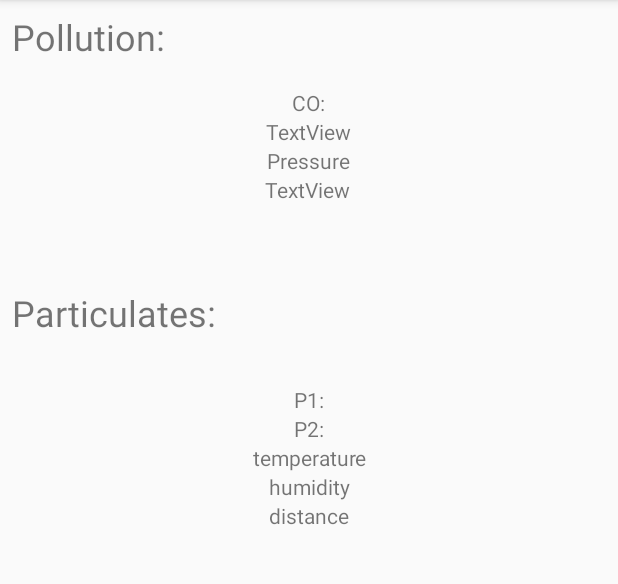
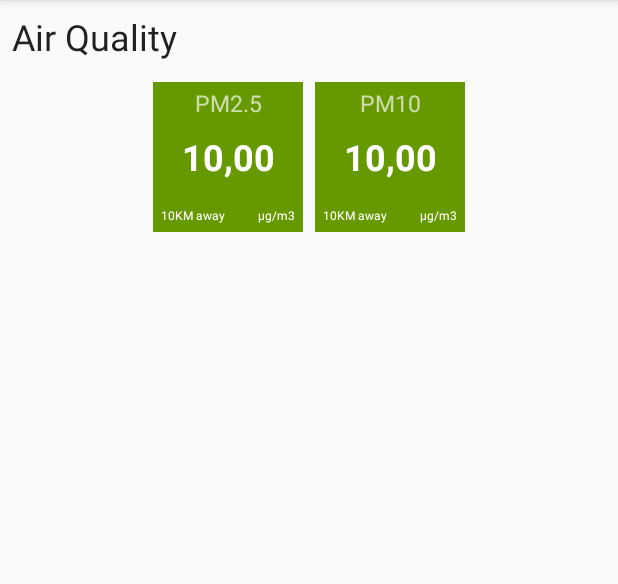
Before and after one commit to bedawi/Smog, an Android app: the screen it shows after launch (MainActivity), on a phone screen of 412 x 824 dp, the part 84-668 px from its top. Run offline under Robolectric (Android 15) with nearby library versions, the phone set to English and light mode, and no system bars; our stand-ins replace ButterKnife; 1 statement that could not run was skipped.

Commit message:
New GUI and lots of fixes

```diff
--- a/app/src/main/java/de/benjamindahlhoff/smog/Data/FeinstaubStation.java
+++ b/app/src/main/java/de/benjamindahlhoff/smog/Data/FeinstaubStation.java
@@ -16,8 +16,8 @@ public class FeinstaubStation {
     private double mHumidity;
     private double mTemperature;
     private Position mPosition;
-    private ArrayList<Double> mP1Values = new ArrayList<>();
-    private ArrayList<Double> mP2Values = new ArrayList<>();
+    private ArrayList<Double> mPM10Values = new ArrayList<>();
+    private ArrayList<Double> mPM25Values = new ArrayList<>();
     private double mP1Mean;
     private double mP2Mean;
     private int mMaxMicro;
@@ -65,35 +65,35 @@ public class FeinstaubStation {
         mPosition = position;
     }
 
-    public ArrayList<Double> getP1Values() {
-        return mP1Values;
+    public ArrayList<Double> getPM10Values() {
+        return mPM10Values;
     }
 
-    public void addP1Value(double p1Value) {
-        mP1Values.add(p1Value);
+    public void addPM10Value(double p1Value) {
+        mPM10Values.add(p1Value);
     }
 
-    public ArrayList<Double> getP2Values() {
-        return mP2Values;
+    public ArrayList<Double> getPM25Values() {
+        return mPM25Values;
     }
 
-    public void addP2Value(double p2Value) {
-        mP2Values.add(p2Value);
+    public void addPM25Value(double p2Value) {
+        mPM25Values.add(p2Value);
     }
 
-    public double getP1Mean() {
+    public double getPM10Mean() {
         return Math.round(mP1Mean*100.0)/100.0;
     }
 
-    public void setP1Mean(double p1Mean) {
+    public void setPM10Mean(double p1Mean) {
         mP1Mean = p1Mean;
     }
 
-    public double getP2Mean() {
+    public double getPM25Mean() {
         return Math.round(mP2Mean*100.0)/100.0;
     }
 
-    public void setP2Mean(double p2Mean) {
+    public void setPM25Mean(double p2Mean) {
         mP2Mean = p2Mean;
     }
 
@@ -131,15 +131,15 @@ public class FeinstaubStation {
 
     public void calculateMeanValues() {
         double p1Sum = 0;
-        for (int i = 0; i < mP1Values.size(); i++) {
-            p1Sum = p1Sum + mP1Values.get(i);
+        for (int i = 0; i < mPM10Values.size(); i++) {
+            p1Sum = p1Sum + mPM10Values.get(i);
         }
-        mP1Mean = p1Sum / mP1Values.size();
+        mP1Mean = p1Sum / mPM10Values.size();
 
         double p2Sum = 0;
-        for (int i = 0; i < mP1Values.size(); i++) {
-            p2Sum = p2Sum + mP2Values.get(i);
+        for (int i = 0; i < mPM10Values.size(); i++) {
+            p2Sum = p2Sum + mPM25Values.get(i);
         }
-        mP2Mean = p2Sum / mP2Values.size();
+        mP2Mean = p2Sum / mPM25Values.size();
     }
 }
--- a/app/src/main/java/de/benjamindahlhoff/smog/Data/FeinstaubStations.java
+++ b/app/src/main/java/de/benjamindahlhoff/smog/Data/FeinstaubStations.java
@@ -26,7 +26,11 @@ public class FeinstaubStations {
     public FeinstaubStations() {
     }
 
-    public void AddDataToStation(JSONObject stationData) {
+    public void clear() {
+        mStations.clear();
+    }
+
+    public void addDataToStation(JSONObject stationData) {
         try {
             // create a temporary station
             FeinstaubStation tempStation;
@@ -47,7 +51,6 @@ public class FeinstaubStations {
                 // got from the JSON object before:
                 tempStation = new FeinstaubStation();
                 tempStation.setLocationId(stationId);
-                Log.v(TAG, "Creating station with ID: "+stationId);
             }
 
             // Extract the position:
@@ -75,10 +78,10 @@ public class FeinstaubStations {
                     case "temperature"  : tempStation.setTemperature
                             (tempMeasurementsObject.getDouble("value"));
                         break;
-                    case "P1"           : tempStation.addP1Value
+                    case "P1"           : tempStation.addPM10Value
                             (tempMeasurementsObject.getDouble("value"));
                         break;
-                    case "P2"           : tempStation.addP2Value
+                    case "P2"           : tempStation.addPM25Value
                             (tempMeasurementsObject.getDouble("value"));
                         break;
                     case "max_micro"    : tempStation.setMaxMicro
@@ -90,6 +93,12 @@ public class FeinstaubStations {
                     case "samples"      : tempStation.setSamples
                             (tempMeasurementsObject.getInt("value"));
                         break;
+                    /*
+                    default:    Log.v(TAG, "Unknown value: "
+                            + tempMeasurementsObject.getString("value_type")
+                            + ": "
+                            + tempMeasurementsObject.getString("value"));
+                            */
                 }
 
                 //tmpValues[j] = particulatesValues;
--- a/app/src/main/java/de/benjamindahlhoff/smog/UI/MainActivity.java
+++ b/app/src/main/java/de/benjamindahlhoff/smog/UI/MainActivity.java
@@ -19,6 +19,7 @@ import android.widget.Toast;
 import org.json.JSONArray;
 import org.json.JSONException;
 import org.json.JSONObject;
+
 import java.io.IOException;
 
 import butterknife.BindView;
@@ -48,15 +49,17 @@ public class MainActivity extends AppCompatActivity {
     // Feinstaub
     private FeinstaubStations mFeinstaubStations = new FeinstaubStations();
 
-    // Views for Carbonmonoxide:
-    @BindView(R.id.coValueView) TextView mCoValueView;
-    @BindView(R.id.coPrecisionView) TextView mCoPrecisionView;
-    @BindView(R.id.coPressureView) TextView mCoPressureView;
-    @BindView(R.id.p1ValueView) TextView mP1ValueView;
-    @BindView(R.id.p2ValueView) TextView mP2ValueView;
-    @BindView(R.id.humidityView) TextView mHumidityView;
-    @BindView(R.id.temperatureValueView) TextView mTemperatureView;
-    @BindView(R.id.distanceView) TextView mDistanceView;
+    //@BindView(R.id.coValueView) TextView mCoValueView;
+    //@BindView(R.id.coPrecisionView) TextView mCoPrecisionView;
+    //@BindView(R.id.coPressureView) TextView mCoPressureView;
+    @BindView(R.id.pm25ValueView) TextView mPM25ValueView;
+    @BindView(R.id.pm25DistanceView) TextView mPM25DistanceView;
+    @BindView(R.id.pm10ValueView) TextView mPM10ValueView;
+    @BindView(R.id.pm10DistanceView) TextView mPM10DistanceView;
+    //@BindView(R.id.p2ValueView) TextView mP2ValueView;
+    //@BindView(R.id.humidityView) TextView mHumidityView;
+    //@BindView(R.id.temperatureValueView) TextView mTemperatureView;
+    //@BindView(R.id.distanceView) TextView mDistanceView;
     @BindView(R.id.reloadButton) Button mReloadButton;
 
     @Override
@@ -77,7 +80,16 @@ public class MainActivity extends AppCompatActivity {
             }
         });
 
-        pullFromServer("http://api.openweathermap.org/pollution/v1/co/" + mCurrentPosition.getLatitude()+ "," + mCurrentPosition.getLongitude()+ "/current.json?appid="+getString(R.string.openweathermap), "CO_from_OpenWeatherMap");
+        // Quick and dirty. Fix later.
+        // Necessary because there are not enough stations avaiable and API will not return
+        // anything with precise coordinates given.
+        double lat = mCurrentPosition.getLatitude();
+        int latInt = (int) lat;
+
+        double longi = mCurrentPosition.getLongitude();
+        int longInt = (int) longi;
+
+        pullFromServer("http://api.openweathermap.org/pollution/v1/co/" + latInt + "," + longInt + "/current.json?appid="+getString(R.string.openweathermap), "CO_from_OpenWeatherMap");
         pullFromServer("http://api.luftdaten.info/static/v1/data.json", "Feinstaub_from_LuftdatenInfo");
 
 
@@ -108,6 +120,7 @@ public class MainActivity extends AppCompatActivity {
 
 
     private void pullFromServer(String url, final String service) {
+        Log.v(TAG, "URL: "+ url);
         if (isNetworkAvailable()) {
             OkHttpClient client = new OkHttpClient();
             Request request = new Request.Builder()
@@ -177,9 +190,9 @@ public class MainActivity extends AppCompatActivity {
                 @Override
                 public void run() {
                     //Math.round(mPollution.getCarbonMonoxide().getCarbonMonoxideVolumeMixingRatio() *100.0)/100.0
-                    mCoValueView.setText(getString(R.string.mixingRatio)+": "+ String.valueOf(Math.round(mPollution.getCarbonMonoxide().getCarbonMonoxideVolumeMixingRatio()*1000000000))+ " ppb");
-                    mCoPrecisionView.setText(String.valueOf(mPollution.getCarbonMonoxide().getMeasurementPrecision()));
-                    mCoPressureView.setText(getString(R.string.pressure)+" "+ String.valueOf(mPollution.getCarbonMonoxide().getAtmosphericPressure())+" hPa");
+                    //mCoValueView.setText(getString(R.string.mixingRatio)+": "+ String.valueOf(Math.round(mPollution.getCarbonMonoxide().getCarbonMonoxideVolumeMixingRatio()*1000000000))+ " ppb");
+                    //mCoPrecisionView.setText(String.valueOf(mPollution.getCarbonMonoxide().getMeasurementPrecision()));
+                    //mCoPressureView.setText(getString(R.string.pressure)+" "+ String.valueOf(mPollution.getCarbonMonoxide().getAtmosphericPressure())+" hPa");
                 }
             });
         }
@@ -188,8 +201,9 @@ public class MainActivity extends AppCompatActivity {
             JSONArray ParticulatesData = new JSONArray(data);
 
             // Lets loop through the data and add the stations to the List.
+            mFeinstaubStations.clear();
             for (int i = 0; i<ParticulatesData.length(); i++) {
-                mFeinstaubStations.AddDataToStation(ParticulatesData.getJSONObject(i));
+                mFeinstaubStations.addDataToStation(ParticulatesData.getJSONObject(i));
             }
             mFeinstaubStations.sortByDistance();
             mFeinstaubStations.calculateMeans();
@@ -197,11 +211,15 @@ public class MainActivity extends AppCompatActivity {
             runOnUiThread(new Runnable() {
                 @Override
                 public void run() {
-                    mP1ValueView.setText("PM10: "+ String.valueOf(mFeinstaubStations.getStationByIndex(0).getP1Mean())+ " µg/m³");
-                    mP2ValueView.setText("PM2,5: "+ String.valueOf(mFeinstaubStations.getStationByIndex(0).getP2Mean())+ " µg/m³");
-                    mTemperatureView.setText("Temp: "+ String.valueOf(mFeinstaubStations.getStationByIndex(0).getTemperature()) +"°C");
-                    mHumidityView.setText("Humidity: "+ String.valueOf(mFeinstaubStations.getStationByIndex(0).getHumidity()));
-                    mDistanceView.setText("Distance: "+String.valueOf(mFeinstaubStations.getStationByIndex(0).getDistance()) +" KM");
+                    //mP1ValueView.setText("PM10: "+ String.valueOf(mFeinstaubStations.getStationByIndex(0).getPM10Mean())+ " µg/m³");
+                    mPM25ValueView.setText(String.valueOf(mFeinstaubStations.getStationByIndex(0).getPM25Mean()));
+                    mPM25DistanceView.setText(String.valueOf(mFeinstaubStations.getStationByIndex(0).getDistance()) + " "+"KM" +" "+ getString(R.string.away));
+
+                    mPM10ValueView.setText(String.valueOf(mFeinstaubStations.getStationByIndex(0).getPM10Mean()));
+                    mPM10DistanceView.setText(String.valueOf(mFeinstaubStations.getStationByIndex(0).getDistance()) + " "+"KM" +" "+ getString(R.string.away));
+
+                    //mTemperatureView.setText("Temp: "+ String.valueOf(mFeinstaubStations.getStationByIndex(0).getTemperature()) +"°C");
+                    //mHumidityView.setText("Humidity: "+ String.valueOf(mFeinstaubStations.getStationByIndex(0).getHumidity()));
 
                 }
             });
--- a/app/src/main/res/layout/activity_main.xml
+++ b/app/src/main/res/layout/activity_main.xml
@@ -12,110 +12,16 @@
     tools:context="de.benjamindahlhoff.smog.UI.MainActivity">
 
     <TextView
-        android:text="@string/particulates"
-        android:layout_width="match_parent"
+        android:text="@string/air_quality"
+        android:layout_width="wrap_content"
         android:layout_height="wrap_content"
-        android:layout_marginTop="56dp"
-        android:id="@+id/textView2"
-        android:textSize="24sp"
-        android:layout_below="@+id/coPrecisionView"
-        android:layout_centerHorizontal="true"/>
-
-
-
-    <TextView
-        android:text="P1:"
-        android:layout_width="match_parent"
-        android:layout_height="wrap_content"
-        android:layout_marginTop="32dp"
-        android:id="@+id/p1ValueView"
-        android:layout_below="@+id/textView2"
-        android:layout_centerHorizontal="true"
-        android:textAlignment="center"/>
-
-    <TextView
-        android:text="P2:"
-        android:layout_width="match_parent"
-        android:layout_height="wrap_content"
-        android:id="@+id/p2ValueView"
-        android:layout_below="@+id/p1ValueView"
+        android:id="@+id/headingTextView"
+        android:layout_centerVertical="true"
         android:layout_alignParentLeft="true"
         android:layout_alignParentStart="true"
-        android:textAlignment="center"/>
+        android:layout_alignParentTop="true"
+        android:textAppearance="@style/TextAppearance.AppCompat.Headline"/>
 
-    <TextView
-        android:text="temperature"
-        android:layout_width="match_parent"
-        android:layout_height="wrap_content"
-        android:id="@+id/temperatureValueView"
-        android:textAlignment="center"
-        android:layout_below="@+id/p2ValueView"
-        android:layout_alignParentLeft="true"
-        android:layout_alignParentStart="true"/>
-
-    <TextView
-        android:text="humidity"
-        android:layout_width="match_parent"
-        android:layout_height="wrap_content"
-        android:id="@+id/humidityView"
-        android:textAlignment="center"
-        android:layout_below="@+id/temperatureValueView"
-        android:layout_alignParentLeft="true"
-        android:layout_alignParentStart="true"/>
-
-    <TextView
-        android:text="distance"
-        android:layout_width="match_parent"
-        android:layout_height="wrap_content"
-        android:id="@+id/distanceView"
-        android:layout_below="@+id/humidityView"
-        android:layout_centerHorizontal="true"
-        android:textAlignment="center"/>
-
-    <TextView
-        android:text="@string/pollution"
-        android:layout_width="match_parent"
-        android:layout_height="wrap_content"
-        android:layout_alignParentTop="true"
-        android:layout_alignParentLeft="true"
-        android:layout_alignParentStart="true"
-        android:id="@+id/textView4"
-        android:textSize="24sp"
-        />
-
-    <TextView
-        android:text="CO:"
-        android:layout_width="wrap_content"
-        android:layout_height="wrap_content"
-        android:id="@+id/textView"
-        android:layout_below="@+id/textView4"
-        android:layout_centerHorizontal="true"
-        android:layout_marginTop="18dp"/>
-
-    <TextView
-        android:text="TextView"
-        android:layout_width="wrap_content"
-        android:layout_height="wrap_content"
-        android:id="@+id/coValueView"
-        android:layout_below="@+id/textView"
-        android:layout_centerHorizontal="true"/>
-
-    <TextView
-        android:text="Pressure"
-        android:layout_width="wrap_content"
-        android:layout_height="wrap_content"
-        android:id="@+id/coPressureView"
-        android:layout_below="@+id/coValueView"
-        android:layout_centerHorizontal="true"/>
-
-    <TextView
-        android:text="TextView"
-        android:layout_width="wrap_content"
-        android:layout_height="wrap_content"
-        android:id="@+id/coPrecisionView"
-        android:layout_below="@+id/coPressureView"
-        android:layout_alignRight="@+id/coPressureView"
-        android:layout_alignEnd="@+id/coPressureView"/>
 
     <Button
         android:text="@string/reload"
@@ -126,6 +32,153 @@
         android:layout_alignParentStart="true"
         android:id="@+id/reloadButton"
         style="@style/Widget.AppCompat.Button.Colored"
-        android:background="@color/colorPrimaryDark"/>
+        android:background="@color/colorPrimaryDark"
+        android:textColor="#FFFFFF"/>
+
+    <LinearLayout
+        android:orientation="horizontal"
+        android:layout_width="match_parent"
+        android:layout_height="wrap_content"
+        android:gravity="center"
+        android:layout_below="@+id/headingTextView"
+        android:layout_alignParentLeft="true"
+        android:layout_alignParentStart="true"
+        android:layout_marginTop="10dp">
+
+        <RelativeLayout
+            android:id="@+id/valuePM25Button"
+            android:layout_width="100dp"
+            android:layout_height="100dp"
+            android:background="@android:color/holo_green_dark"
+            android:clickable="true"
+            android:orientation="vertical"
+            android:gravity="center_vertical"
+            android:layout_margin="4dp">
+
+            <TextView
+                android:id="@+id/valuePM25TypeTextView"
+                android:layout_width="match_parent"
+                android:layout_height="wrap_content"
+                android:layout_margin="3dp"
+                android:text="PM2.5"
+                android:textSize="15sp"
+                android:textAlignment="center"
+                android:textColor="#abffffff"
+                android:layout_marginTop="5dp"
+                />
+            <TextView
+                android:id="@+id/pm25ValueView"
+                android:layout_width="match_parent"
+                android:text="10,00"
+                android:fontFamily="sans-serif"
+                android:textStyle="normal|bold"
+                android:textSize="24sp"
+                android:textAlignment="center"
+                android:textColor="@android:color/white"
+                android:layout_height="wrap_content"
+                android:layout_centerVertical="true"
+                android:layout_alignParentLeft="true"
+                android:layout_alignParentStart="true"
+                />
+
+            <TextView
+                android:id="@+id/pm25UnitsView"
+                android:layout_width="wrap_content"
+                android:text="µg/m3"
+                android:fontFamily="sans-serif"
+                android:textSize="8sp"
+                android:textAlignment="textEnd"
+                android:textColor="@android:color/white"
+                android:layout_height="wrap_content"
+                android:layout_alignParentBottom="true"
+                android:layout_alignParentRight="true"
+                android:layout_alignParentEnd="true"
+                android:layout_margin="5dp"/>
+
+            <TextView
+                android:id="@+id/pm25DistanceView"
+                android:layout_width="wrap_content"
+                android:text="10KM away"
+                android:fontFamily="sans-serif"
+                android:textSize="8sp"
+                android:textAlignment="textStart"
+                android:textColor="@android:color/white"
+                android:layout_height="wrap_content"
+                android:layout_alignParentBottom="true"
+                android:layout_alignParentLeft="true"
+                android:layout_alignParentStart="true"
+                android:layout_margin="5dp"/>
+
+
+        </RelativeLayout>
+        <RelativeLayout
+            android:id="@+id/valuePM10Button"
+            android:layout_width="100dp"
+            android:layout_height="100dp"
+            android:background="@android:color/holo_green_dark"
+            android:clickable="true"
+            android:orientation="vertical"
+            android:gravity="center_vertical"
+            android:layout_margin="4dp">
+
+            <TextView
+                android:id="@+id/valuePM10TypeTextView"
+                android:layout_width="match_parent"
+                android:layout_height="wrap_content"
+                android:layout_margin="3dp"
+                android:text="PM10"
+                android:textSize="15sp"
+                android:textAlignment="center"
+                android:textColor="#abffffff"
+                android:layout_marginTop="5dp"
+                />
+            <TextView
+                android:id="@+id/pm10ValueView"
+                android:layout_width="match_parent"
+                android:text="10,00"
+                android:fontFamily="sans-serif"
+                android:textStyle="normal|bold"
+                android:textSize="24sp"
+                android:textAlignment="center"
+                android:textColor="@android:color/white"
+                android:layout_height="wrap_content"
+                android:layout_centerVertical="true"
+                android:layout_alignParentLeft="true"
+                android:layout_alignParentStart="true"
+                />
+
+            <TextView
+                android:id="@+id/pm10UnitsView"
+                android:layout_width="wrap_content"
+                android:text="µg/m3"
+                android:fontFamily="sans-serif"
+                android:textSize="8sp"
+                android:textAlignment="textEnd"
+                android:textColor="@android:color/white"
+                android:layout_height="wrap_content"
+                android:layout_alignParentBottom="true"
+                android:layout_alignParentRight="true"
+                android:layout_alignParentEnd="true"
+                android:layout_margin="5dp"/>
+
+            <TextView
+                android:id="@+id/pm10DistanceView"
+                android:layout_width="wrap_content"
+                android:text="10KM away"
+                android:fontFamily="sans-serif"
+                android:textSize="8sp"
+                android:textAlignment="textStart"
+                android:textColor="@android:color/white"
+                android:layout_height="wrap_content"
+                android:layout_alignParentBottom="true"
+                android:layout_alignParentLeft="true"
+                android:layout_alignParentStart="true"
+                android:layout_margin="5dp"/>
+
+
+        </RelativeLayout>
+
+
+    </LinearLayout>
 
 </RelativeLayout>
--- a/app/src/main/res/values/strings.xml
+++ b/app/src/main/res/values/strings.xml
@@ -6,4 +6,6 @@
     <string name="pollution">Pollution:</string>
     <string name="particulates">Particulates:</string>
     <string name="reload">Reload</string>
+    <string name="air_quality">Air Quality</string>
+    <string name="away">away</string>
 </resources>
```
